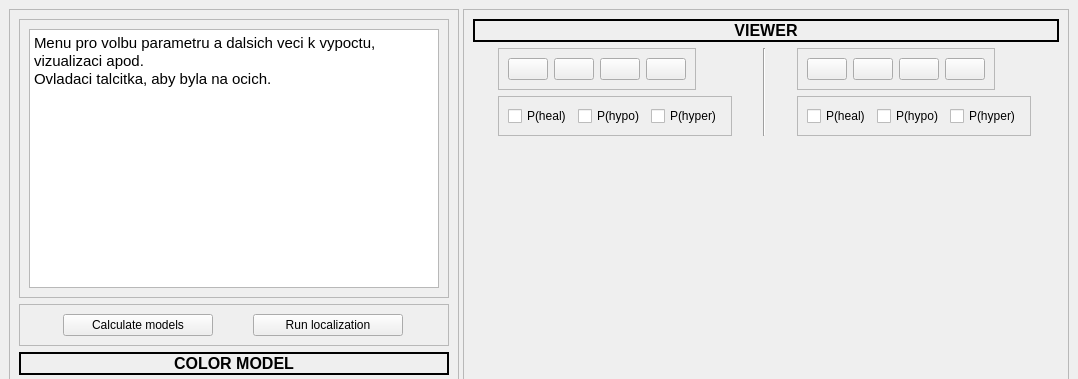
Before: the Qt Designer form lession_editor_GUI_pdf_view.ui in mazoku/lesion_editor, drawn with Qt 5; both pictures show x 0 to 1078 and y 0 to 379 of the 1078 by 808 pixel window.
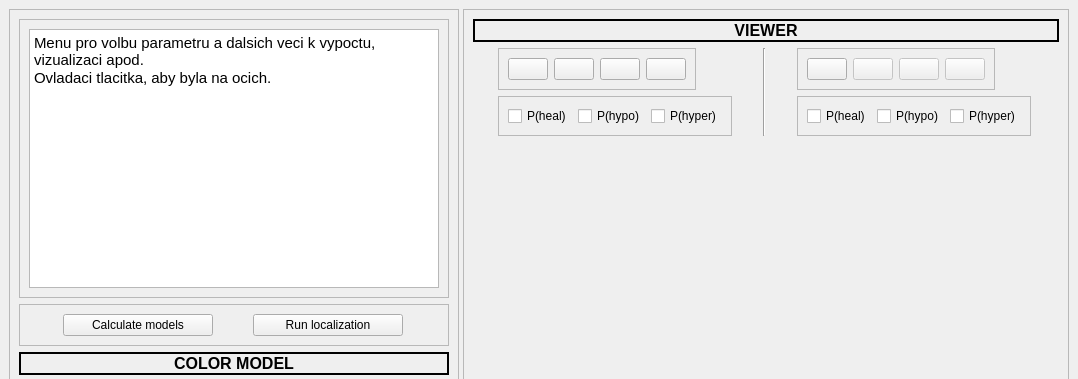
After: the same form once the commit is applied. Icons and pictures are not drawn.

What changed in the file:
```diff
--- a/lession_editor_GUI_pdf_view.ui
+++ b/lession_editor_GUI_pdf_view.ui
@@ -83,9 +83,8 @@
 &lt;html&gt;&lt;head&gt;&lt;meta name=&quot;qrichtext&quot; content=&quot;1&quot; /&gt;&lt;style type=&quot;text/css&quot;&gt;
 p, li { white-space: pre-wrap; }
 &lt;/style&gt;&lt;/head&gt;&lt;body style=&quot; font-family:'Ubuntu'; font-size:11pt; font-weight:400; font-style:normal;&quot;&gt;
-&lt;p style=&quot; margin-top:0px; margin-bottom:0px; margin-left:0px; margin-right:0px; -qt-block-indent:0; text-indent:0px;&quot;&gt;Menu pro volbu parametru a dalsich veci k vypoctu,&lt;/p&gt;
-&lt;p style=&quot; margin-top:0px; margin-bottom:0px; margin-left:0px; margin-right:0px; -qt-block-indent:0; text-indent:0px;&quot;&gt;vizualizaci apod.&lt;/p&gt;
-&lt;p style=&quot; margin-top:0px; margin-bottom:0px; margin-left:0px; margin-right:0px; -qt-block-indent:0; text-indent:0px;&quot;&gt;Ovladaci talcitka, aby byla na ocich.&lt;/p&gt;&lt;/body&gt;&lt;/html&gt;</string>
+&lt;p style=&quot; margin-top:0px; margin-bottom:0px; margin-left:0px; margin-right:0px; -qt-block-indent:0; text-indent:0px;&quot;&gt;Menu pro volbu parametru a dalsich veci k vypoctu, vizualizaci apod.&lt;/p&gt;
+&lt;p style=&quot; margin-top:0px; margin-bottom:0px; margin-left:0px; margin-right:0px; -qt-block-indent:0; text-indent:0px;&quot;&gt;Ovladaci tlacitka, aby byla na ocich.&lt;/p&gt;&lt;/body&gt;&lt;/html&gt;</string>
              </property>
             </widget>
            </item>
@@ -794,6 +793,9 @@
                </item>
                <item>
                 <widget class="QPushButton" name="show_im_2_BTN">
+                 <property name="enabled">
+                  <bool>false</bool>
+                 </property>
                  <property name="sizePolicy">
                   <sizepolicy hsizetype="Fixed" vsizetype="Fixed">
                    <horstretch>0</horstretch>
@@ -823,6 +825,9 @@
                </item>
                <item>
                 <widget class="QPushButton" name="show_labels_2_BTN">
+                 <property name="enabled">
+                  <bool>false</bool>
+                 </property>
                  <property name="sizePolicy">
                   <sizepolicy hsizetype="Fixed" vsizetype="Fixed">
                    <horstretch>0</horstretch>
@@ -852,6 +857,9 @@
                </item>
                <item>
                 <widget class="QPushButton" name="show_contours_2_BTN">
+                 <property name="enabled">
+                  <bool>false</bool>
+                 </property>
                  <property name="sizePolicy">
                   <sizepolicy hsizetype="Fixed" vsizetype="Fixed">
                    <horstretch>0</horstretch>
```
